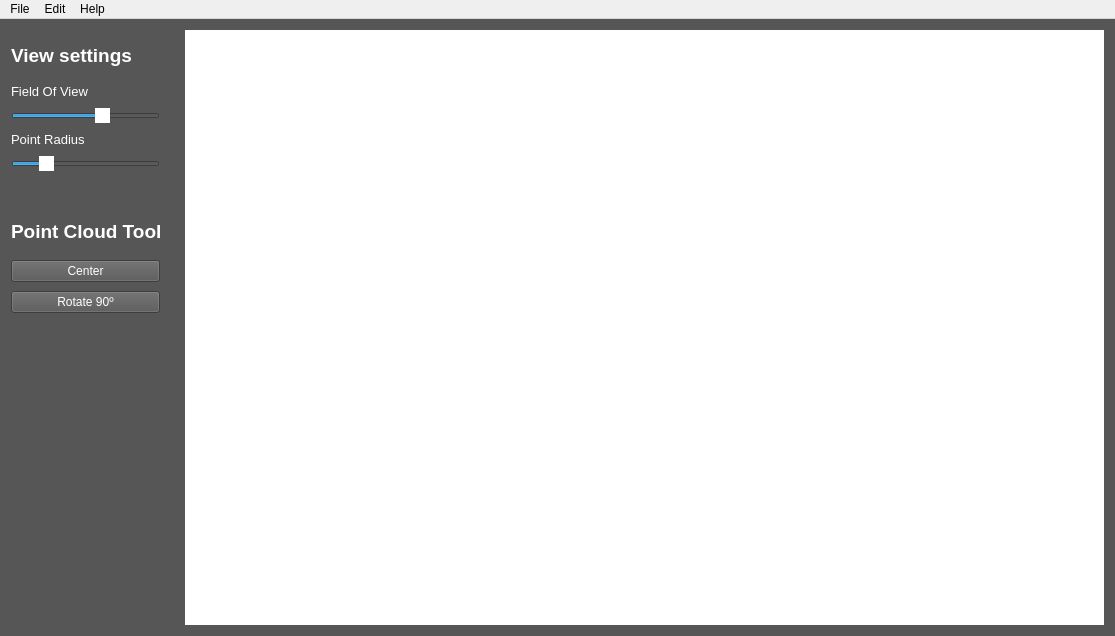
Old version of the form PointCloudEditor/code/PointCloudEditor.ui in the repository miguelgutierrezruano/PointCloudEditor.
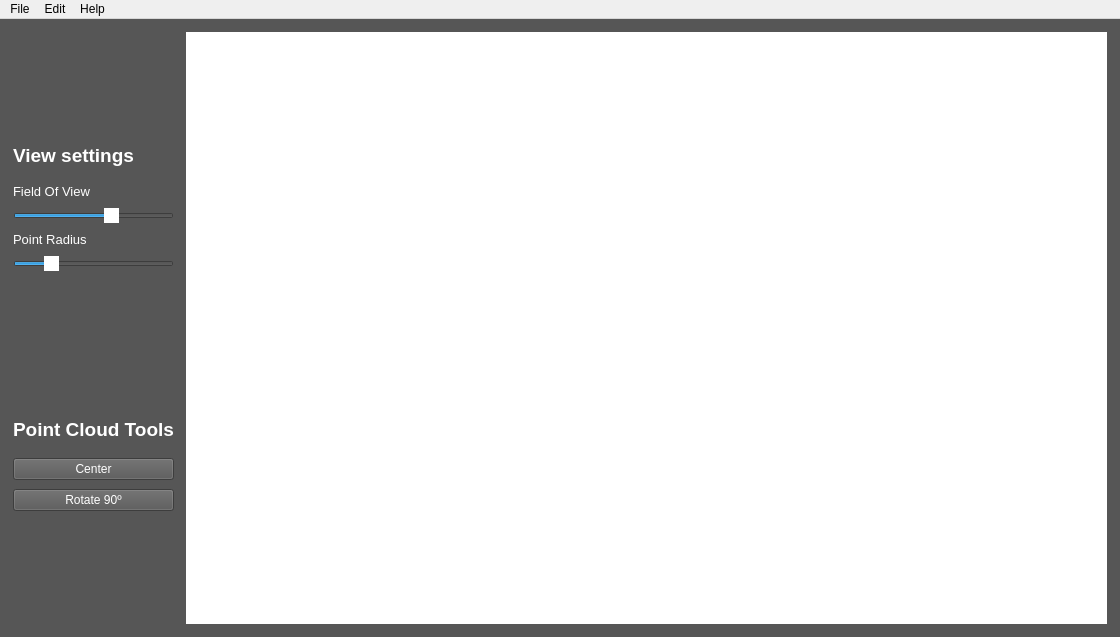
New version of the form.

What changed in the file:
```diff
--- a/PointCloudEditor/code/PointCloudEditor.ui
+++ b/PointCloudEditor/code/PointCloudEditor.ui
@@ -38,40 +38,23 @@
         <height>0</height>
        </size>
       </property>
-      <widget class="QWidget" name="placeholder" native="true">
-       <property name="geometry">
-        <rect>
-         <x>174</x>
-         <y>0</y>
-         <width>923</width>
-         <height>596</height>
-        </rect>
+      <layout class="QHBoxLayout" name="horizontalLayout">
+       <property name="spacing">
+        <number>12</number>
        </property>
-       <property name="sizePolicy">
-        <sizepolicy hsizetype="Preferred" vsizetype="Preferred">
-         <horstretch>1</horstretch>
-         <verstretch>0</verstretch>
-        </sizepolicy>
+       <property name="leftMargin">
+        <number>2</number>
        </property>
-       <property name="minimumSize">
-        <size>
-         <width>0</width>
-         <height>0</height>
-        </size>
+       <property name="topMargin">
+        <number>2</number>
        </property>
-       <property name="styleSheet">
-        <string notr="true">background-color: white;</string>
+       <property name="rightMargin">
+        <number>2</number>
        </property>
-      </widget>
-      <widget class="QWidget" name="layoutWidget">
-       <property name="geometry">
-        <rect>
-         <x>0</x>
-         <y>0</y>
-         <width>160</width>
-         <height>309</height>
-        </rect>
+       <property name="bottomMargin">
+        <number>2</number>
        </property>
+       <item>
        <layout class="QVBoxLayout" name="ToolsLayout">
         <property name="spacing">
          <number>35</number>
@@ -299,7 +282,41 @@
          </layout>
         </item>
        </layout>
-      </widget>
+       </item>
+       <item>
+        <widget class="QWidget" name="placeholder" native="true">
+         <property name="sizePolicy">
+          <sizepolicy hsizetype="Preferred" vsizetype="Preferred">
+           <horstretch>1</horstretch>
+           <verstretch>0</verstretch>
+          </sizepolicy>
+         </property>
+         <property name="minimumSize">
+          <size>
+           <width>921</width>
+           <height>592</height>
+          </size>
+         </property>
+         <property name="styleSheet">
+          <string notr="true">background-color: white;</string>
+         </property>
+         <layout class="QVBoxLayout" name="verticalLayout_2">
+          <property name="leftMargin">
+           <number>0</number>
+          </property>
+          <property name="topMargin">
+           <number>0</number>
+          </property>
+          <property name="rightMargin">
+           <number>0</number>
+          </property>
+          <property name="bottomMargin">
+           <number>0</number>
+          </property>
+         </layout>
+        </widget>
+       </item>
+      </layout>
      </widget>
     </item>
    </layout>
```
Lines whose indentation alone changed are shown as unchanged.
